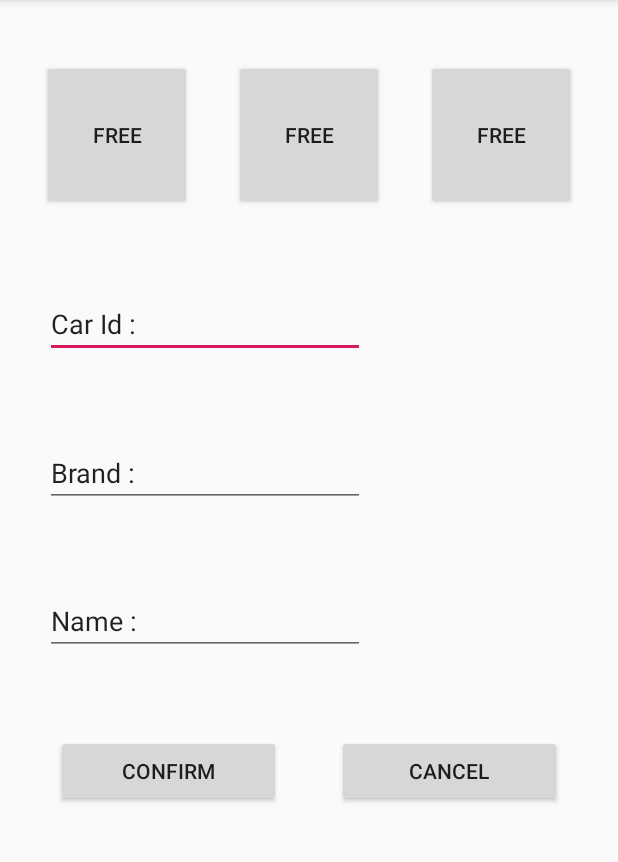
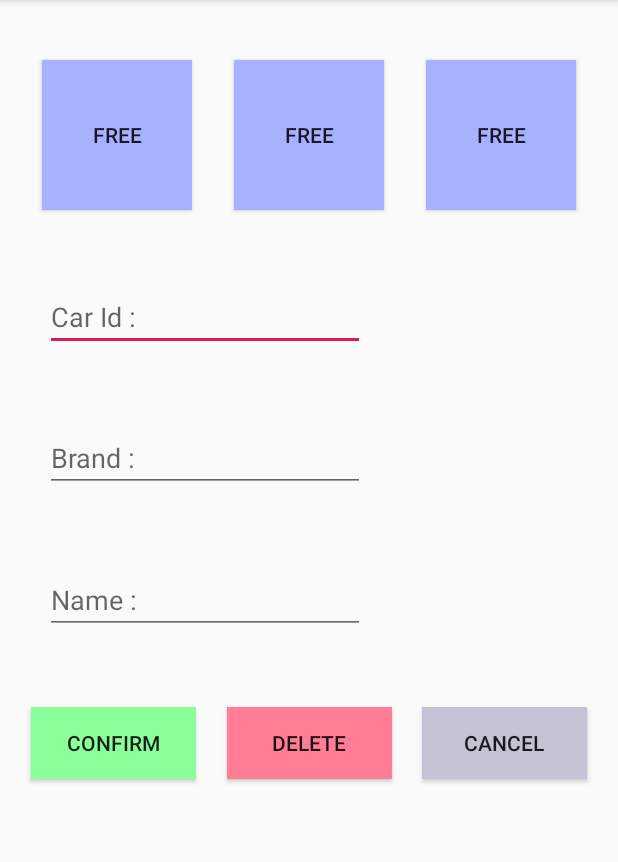
Before and after one commit to maisorawit/ParkingKotlin, an Android app: the screen it shows after launch (MainActivity), after a tap on "CONFIRM", on a phone screen of 412 x 824 dp, the part 84-946 px from its top. Run offline under Robolectric (Android 15) with nearby library versions, the phone set to English and light mode, and no system bars; 1 other tap on this screen came first.

Commit message:
final UI + little Action

```diff
--- a/app/src/main/java/buu/informatics/s59160135/parking/MainActivity.kt
+++ b/app/src/main/java/buu/informatics/s59160135/parking/MainActivity.kt
@@ -1,10 +1,27 @@
 package buu.informatics.s59160135.parking
 
+import android.content.Context
 import androidx.appcompat.app.AppCompatActivity
 import android.os.Bundle
 import android.view.View
+import android.view.inputmethod.InputMethodManager
 import android.widget.Button
 import android.widget.EditText
+import kotlinx.android.synthetic.main.activity_main.*
+
+
+var a1 =""
+var a2 =""
+var a3 =""
+
+var b1 =""
+var b2 =""
+var b3 =""
+
+var c1 =""
+var c2 =""
+var c3 =""
+
 
 class MainActivity : AppCompatActivity() {
 
@@ -12,16 +29,80 @@ class MainActivity : AppCompatActivity() {
         super.onCreate(savedInstanceState)
         setContentView(R.layout.activity_main)
 
+        findViewById<Button>(R.id.b1_button).setOnClickListener{
+            btt(it)
+        }
+        findViewById<Button>(R.id.b2_button).setOnClickListener{
+            btt(it)
+        }
+        findViewById<Button>(R.id.b3_button).setOnClickListener{
+            btt(it)
+        }
+
         findViewById<Button>(R.id.confirm_button).setOnClickListener{
-            add(it)
+            confirm(it)
         }
+
+        findViewById<Button>(R.id.delete_button).setOnClickListener{
+            delete(it)
+        }
+
+        findViewById<Button>(R.id.cancel_button).setOnClickListener{
+            cancel(it)
+        }
+
 
     }
 
-    private fun add(view: View){
+    private fun btt(view : View) {
+        val b1 = findViewById<EditText>(R.id.block1_edit)
+        val b2 = findViewById<EditText>(R.id.block2_edit)
+        val b3 = findViewById<EditText>(R.id.block3_edit)
+        val confirm = findViewById<Button>(R.id.confirm_button)
+        val delete = findViewById<Button>(R.id.delete_button)
+        val cancel = findViewById<Button>(R.id.cancel_button)
+
+        b1.visibility = View.VISIBLE
+        b2.visibility = View.VISIBLE
+        b3.visibility = View.VISIBLE
+
+        confirm.visibility = View.VISIBLE
+        delete.visibility = View.VISIBLE
+        cancel.visibility = View.VISIBLE
+    }
+
+
+    private fun confirm(view: View){
+
         val editText1 = findViewById<EditText>(R.id.block1_edit)
         val editText2 = findViewById<EditText>(R.id.block2_edit)
         val editText3 = findViewById<EditText>(R.id.block3_edit)
 
+        editText1.text = editText1.text
+        editText2.text = editText2.text
+        editText3.text = editText3.text
+
+        val inputMethodManager = getSystemService(Context.INPUT_METHOD_SERVICE) as InputMethodManager
+        inputMethodManager.hideSoftInputFromWindow(view.windowToken, 0)
     }
+
+    private fun delete(view : View) {
+        val editText1 = findViewById<EditText>(R.id.block1_edit)
+        val editText2 = findViewById<EditText>(R.id.block2_edit)
+        val editText3 = findViewById<EditText>(R.id.block3_edit)
+
+        editText1.text.clear()
+        editText2.text.clear()
+        editText3.text.clear()
+    }
+
+    private fun cancel(view : View){
+        findViewById<EditText>(R.id.block1_edit).visibility = View.GONE
+        findViewById<EditText>(R.id.block2_edit).visibility = View.GONE
+        findViewById<EditText>(R.id.block3_edit).visibility = View.GONE
+        findViewById<Button>(R.id.confirm_button).visibility = View.GONE
+        findViewById<Button>(R.id.delete_button).visibility = View.GONE
+        findViewById<Button>(R.id.cancel_button).visibility = View.GONE
+    }
+
 }
--- /dev/null
+++ b/app/src/main/java/buu/informatics/s59160135/parking/MyData.kt
@@ -0,0 +1,5 @@
+package buu.informatics.s59160135.parking
+
+data class MyData (var id:String="", var brand:String="", var name:String=""){
+
+}
--- a/app/src/main/res/layout/activity_main.xml
+++ b/app/src/main/res/layout/activity_main.xml
@@ -10,6 +10,7 @@
         android:id="@+id/b1_button"
         android:layout_width="@dimen/width_button"
         android:layout_height="@dimen/height_button"
+        android:background="@color/bg"
         android:text="@string/free1_button"
         app:layout_constraintBaseline_toBaselineOf="@+id/b2_button"
         app:layout_constraintEnd_toStartOf="@+id/b2_button"
@@ -20,6 +21,7 @@
         android:id="@+id/b3_button"
         android:layout_width="@dimen/width_button"
         android:layout_height="@dimen/height_button"
+        android:background="@color/bg"
         android:text="@string/free3_button"
         app:layout_constraintBaseline_toBaselineOf="@+id/b2_button"
         app:layout_constraintEnd_toEndOf="parent"
@@ -31,6 +33,7 @@
         android:layout_width="@dimen/width_button"
         android:layout_height="@dimen/height_button"
         android:layout_marginTop="40dp"
+        android:background="@color/bg"
         android:text="@string/free2_button"
         app:layout_constraintEnd_toStartOf="@+id/b3_button"
         app:layout_constraintHorizontal_bias="0.5"
@@ -44,8 +47,9 @@
         android:layout_marginStart="30dp"
         android:autofillHints=""
         android:ems="10"
+        android:hint="@string/carid_hint"
         android:inputType="textPersonName"
-        android:text="@string/block1_edit"
+        android:visibility="invisible"
         app:layout_constraintBottom_toTopOf="@+id/block2_edit"
         app:layout_constraintStart_toStartOf="parent"
         app:layout_constraintTop_toBottomOf="@+id/b1_button" />
@@ -56,8 +60,9 @@
         android:layout_height="wrap_content"
         android:layout_marginStart="30dp"
         android:ems="10"
+        android:hint="@string/brand_hint"
         android:inputType="textPersonName"
-        android:text="@string/brand_edit"
+        android:visibility="invisible"
         app:layout_constraintBottom_toTopOf="@+id/block3_edit"
         app:layout_constraintStart_toStartOf="parent"
         app:layout_constraintTop_toBottomOf="@+id/block1_edit" />
@@ -68,8 +73,9 @@
         android:layout_height="wrap_content"
         android:layout_marginStart="30dp"
         android:ems="10"
+        android:hint="@string/name_hint"
         android:inputType="textPersonName"
-        android:text="@string/name_edit"
+        android:visibility="invisible"
         app:layout_constraintBottom_toTopOf="@+id/confirm_button"
         app:layout_constraintStart_toStartOf="parent"
         app:layout_constraintTop_toBottomOf="@+id/block2_edit" />
@@ -78,22 +84,37 @@
         android:id="@+id/confirm_button"
         android:layout_width="@dimen/select_button"
         android:layout_height="wrap_content"
-        android:layout_marginTop="300dp"
-        android:layout_marginBottom="180dp"
+        android:background="@color/confirm"
         android:text="@string/confirm_button"
+        android:visibility="invisible"
+        app:layout_constraintBaseline_toBaselineOf="@+id/delete_button"
+        app:layout_constraintEnd_toStartOf="@+id/delete_button"
+        app:layout_constraintHorizontal_bias="0.5"
+        app:layout_constraintStart_toStartOf="parent" />
+
+    <Button
+        android:id="@+id/delete_button"
+        android:layout_width="@dimen/select_button"
+        android:layout_height="wrap_content"
+        android:layout_marginBottom="200dp"
+        android:background="@color/delete"
+        android:text="@string/delete_button"
+        android:visibility="invisible"
         app:layout_constraintBottom_toBottomOf="parent"
         app:layout_constraintEnd_toStartOf="@+id/cancel_button"
         app:layout_constraintHorizontal_bias="0.5"
-        app:layout_constraintStart_toStartOf="parent"
-        app:layout_constraintTop_toBottomOf="@+id/b2_button" />
+        app:layout_constraintStart_toEndOf="@+id/confirm_button"
+        app:layout_constraintTop_toBottomOf="@+id/block3_edit" />
 
     <Button
         android:id="@+id/cancel_button"
         android:layout_width="@dimen/select_button"
         android:layout_height="wrap_content"
+        android:background="@color/cancel"
         android:text="@string/cancel_button"
-        app:layout_constraintBaseline_toBaselineOf="@+id/confirm_button"
+        android:visibility="invisible"
+        app:layout_constraintBaseline_toBaselineOf="@+id/delete_button"
         app:layout_constraintEnd_toEndOf="parent"
         app:layout_constraintHorizontal_bias="0.5"
-        app:layout_constraintStart_toEndOf="@+id/confirm_button" />
+        app:layout_constraintStart_toEndOf="@+id/delete_button" />
 </androidx.constraintlayout.widget.ConstraintLayout>
--- a/app/src/main/res/values/colors.xml
+++ b/app/src/main/res/values/colors.xml
@@ -3,4 +3,9 @@
     <color name="colorPrimary">#008577</color>
     <color name="colorPrimaryDark">#00574B</color>
     <color name="colorAccent">#D81B60</color>
+    <color name="bg">#A7B1FF</color>
+    <color name="confirm">#8BFF99</color>
+    <color name="delete">#FF7E95</color>
+    <color name="cancel">#C3C3D5</color>
+
 </resources>
--- a/app/src/main/res/values/dimens.xml
+++ b/app/src/main/res/values/dimens.xml
@@ -2,5 +2,5 @@
 <resources>
     <dimen name="width_button">100dp</dimen>
     <dimen name="height_button">100dp</dimen>
-    <dimen name="select_button">150dp</dimen>
+    <dimen name="select_button">110dp</dimen>
 </resources>
--- a/app/src/main/res/values/strings.xml
+++ b/app/src/main/res/values/strings.xml
@@ -3,9 +3,10 @@
     <string name="free1_button">Free</string>
     <string name="free2_button">Free</string>
     <string name="free3_button">Free</string>
-    <string name="block1_edit">Car Id :</string>
-    <string name="brand_edit">Brand :</string>
-    <string name="name_edit">Name :</string>
     <string name="confirm_button">Confirm</string>
+    <string name="delete_button">Delete</string>
     <string name="cancel_button">Cancel</string>
+    <string name="carid_hint">Car Id :</string>
+    <string name="brand_hint">Brand :</string>
+    <string name="name_hint">Name :</string>
 </resources>
```
